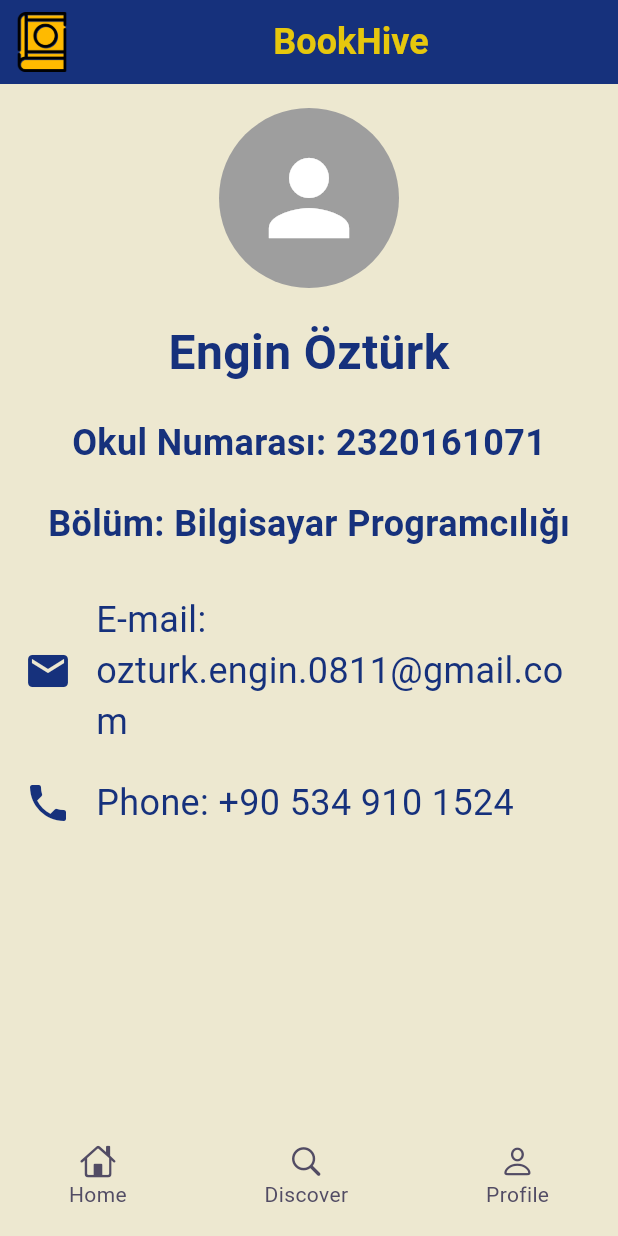
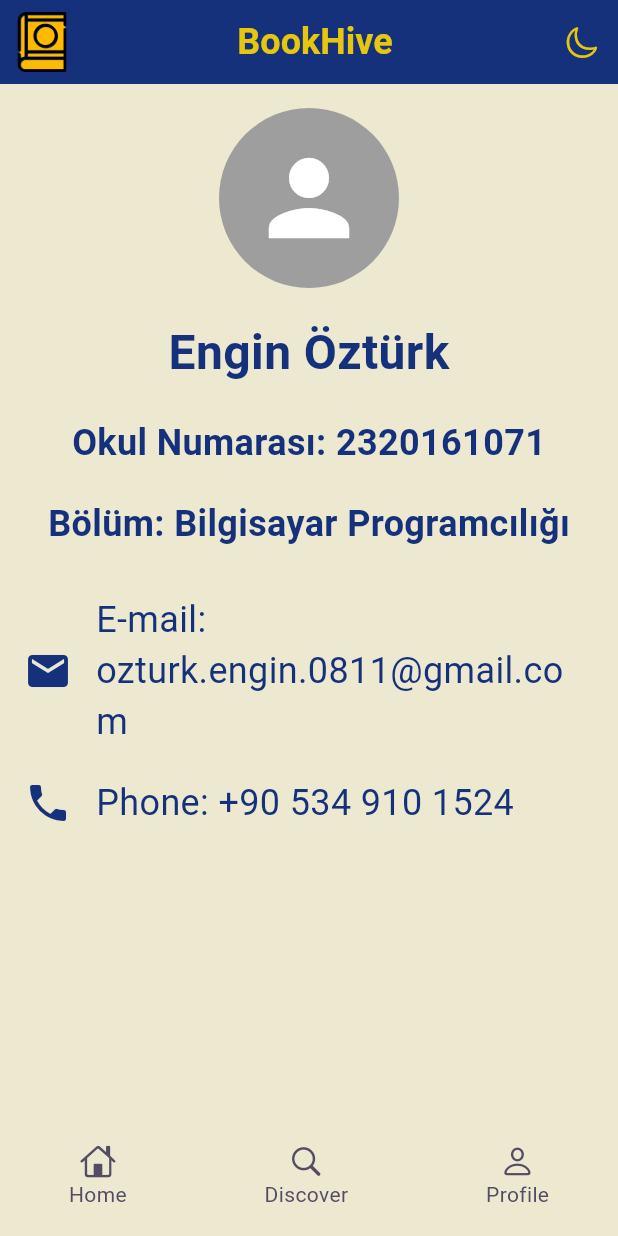
Before and after one commit to EnginOzturk-7/BookHive-flutter, a Flutter app: the ProfileScreen screen opened by its route, on a phone screen of 412 x 824 dp. Run offline on Flutter 3.47's test engine with Material 3 defaults, Android fonts, the light colour scheme and no system bars; our stand-ins replace go_router, google_fonts, lottie; missing offline and left inert: dotlottie_loader.

Commit message:
gece modu tüm ekranlara eklendi

```diff
--- a/lib/screens/profile_screen.dart
+++ b/lib/screens/profile_screen.dart
@@ -1,7 +1,10 @@
 // ignore_for_file: prefer_const_constructors, prefer_const_literals_to_create_immutables
 
+import 'package:flutter/cupertino.dart';
 import 'package:flutter/material.dart';
+import 'package:provider/provider.dart';
 
+// ignore: unused_import
 import '../core/themes.dart';
 import '../widgets/bottom_menu.dart';
 
@@ -11,9 +14,9 @@
   @override
   Widget build(BuildContext context) {
     return Scaffold(
-      backgroundColor: arkaplanRenkim,
+      backgroundColor: Theme.of(context).colorScheme.primary,
       appBar: AppBar(
-        backgroundColor: ikincilRenkim,
+        backgroundColor: Theme.of(context).colorScheme.secondary,
         leading: Padding(
           padding: const EdgeInsets.all(8.0),
           child: Image.asset(
@@ -21,17 +24,25 @@
             fit: BoxFit.contain,
           ),
         ),
-        title: const Align(
+        title: Align(
           alignment: Alignment.center,
           child: Text(
             'BookHive',
             style: TextStyle(
-              color: Color.fromARGB(228, 255, 217, 0),
+              color:Theme.of(context).colorScheme.onSecondary,
               fontSize: 24,
               fontWeight: FontWeight.bold,
             ),
           ),
         ),
+        actions: [
+          IconButton(
+            icon: Icon(CupertinoIcons.moon, color: Theme.of(context).colorScheme.onSecondary,),
+            onPressed: () {
+              context.read<ThemeProvider>().toggleTheme();
+            },
+          ),
+        ],
       ),
       body: Padding(
         padding: const EdgeInsets.all(16.0),
@@ -48,30 +59,30 @@
               ),
             ),
             const SizedBox(height: 20),
-            const Text(
+            Text(
               "Engin Öztürk", // Ad ve Soyad
               style: TextStyle(
                 fontSize: 32,
                 fontWeight: FontWeight.bold,
-                color: ikincilRenkim,
+                color: Theme.of(context).colorScheme.onPrimary,
               ),
             ),
             const SizedBox(height: 20),
-            const Text(
+            Text(
               "Okul Numarası: 2320161071",
               style: TextStyle(
                 fontSize: 24,
                 fontWeight: FontWeight.bold,
-                color: ikincilRenkim,
+                color: Theme.of(context).colorScheme.onPrimary,
               ),
             ),
             const SizedBox(height: 20),
-            const Text(
+            Text(
               "Bölüm: Bilgisayar Programcılığı",
               style: TextStyle(
                 fontSize: 24,
                 fontWeight: FontWeight.bold,
-                color: ikincilRenkim,
+                color: Theme.of(context).colorScheme.onPrimary,
               ),
             ),
             const SizedBox(height: 30),
@@ -113,16 +124,16 @@
       children: [
         Icon(
           icon,
-          color: ikincilRenkim,
+          color: Theme.of(context).colorScheme.onPrimary,
           size: 32,
         ),
         const SizedBox(width: 16),
         Expanded(
           child: Text(
             "$label: $value",
-            style: const TextStyle(
+            style: TextStyle(
               fontSize: 24,
-              color: ikincilRenkim,
+              color: Theme.of(context).colorScheme.onPrimary,
             ),
           ),
         ),
```
